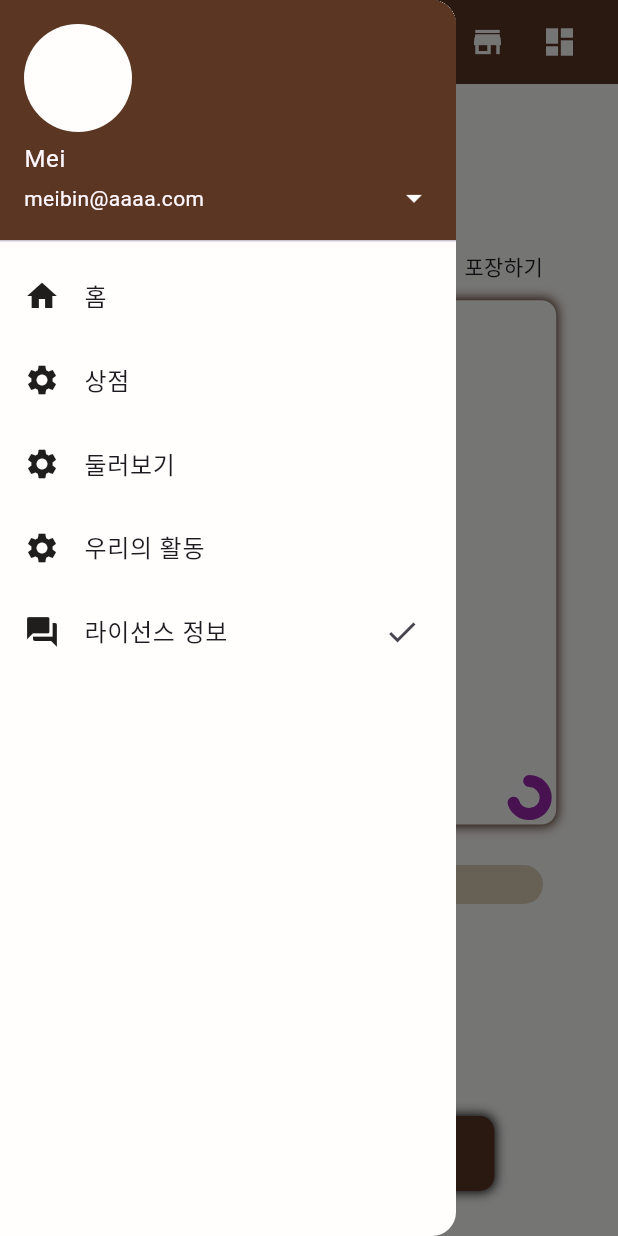
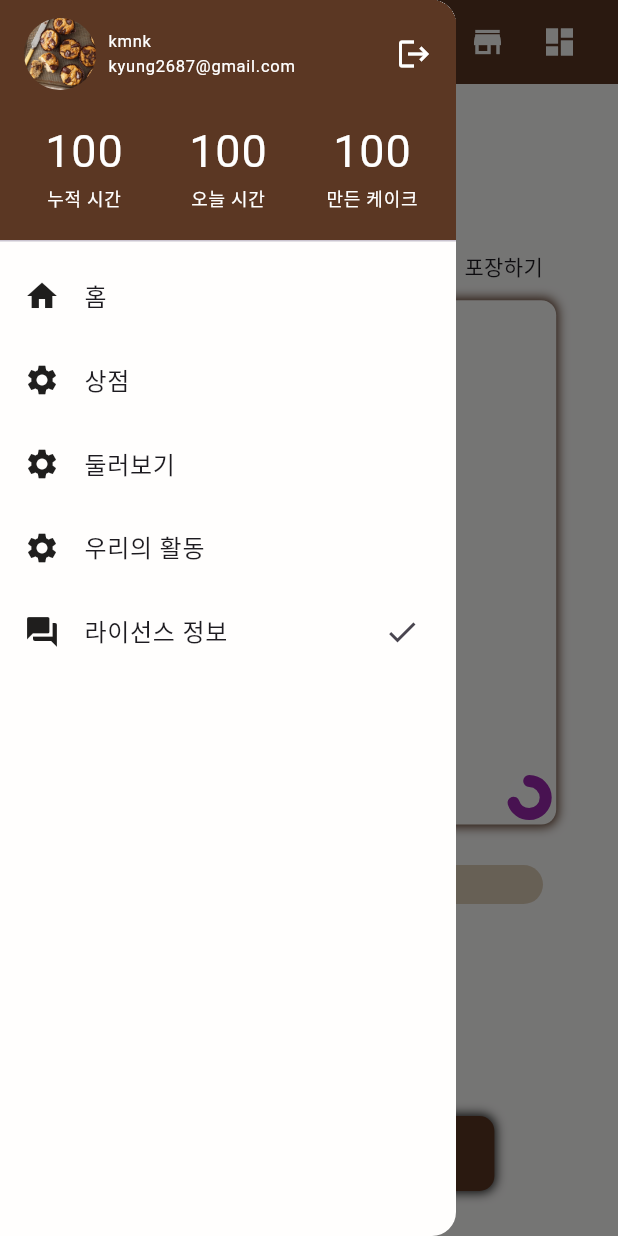
Before and after one commit to kagumon/bakery_time, a Flutter app: the HomeView screen opened by its route, in the side drawer, after a tap on "베이킹 시작하기", on a phone screen of 412 x 824 dp. Run offline on Flutter 3.47's test engine with Material 3 defaults, Android fonts, the light colour scheme and no system bars; drawn by our look-alikes of google_mobile_ads, percent_indicator; our stand-ins replace battery, shared_preferences, webview_flutter; accounts and stored records are empty; Roboto replaces fonts that are missing (bongodicMedium).

```diff
--- a/lib/main.dart
+++ b/lib/main.dart
@@ -1,9 +1,10 @@
 import 'package:bakery_time/static_page/agreeView.dart';
 import 'package:bakery_time/static_page/enterView.dart';
+import 'package:bakery_time/static_page/itemRewardView.dart';
 import 'package:bakery_time/static_page/loadingView.dart';
 import 'package:bakery_time/static_page/successSignupView.dart';
 import 'package:bakery_time/static_page/test.dart';
-import 'package:bakery_time/static_page/timerView.dart';
+import 'package:bakery_time/view/timerView.dart';
 import 'package:bakery_time/view/homeView.dart';
 import 'package:bakery_time/view/loginView.dart';
 import 'package:bakery_time/view/recordView.dart';
@@ -52,6 +53,7 @@ class _MyappState extends State<Myapp> {
           '/shop': (context) => const ShopView(),
           '/record': (context) => const RecordView(),
           '/timer': (context) => const TimerView(),
+          '/reward': (context) => const ItemRewardView(),
 
           '/test': (context) => const TestView(),
         },
--- a/lib/model/timer.dart
+++ /dev/null
@@ -1,5 +0,0 @@
-class TimerArguments {
-  final double seconds;
-
-  TimerArguments({required this.seconds});
-}
--- a/lib/view/homeView.dart
+++ b/lib/view/homeView.dart
@@ -1,4 +1,3 @@
-import 'package:bakery_time/model/timer.dart';
 import 'package:bakery_time/util/UtilWidgets.dart';
 import 'package:bakery_time/widget/GoogleAdWidget.dart';
 import 'package:bakery_time/widget/MainDrawerWidget.dart';
@@ -48,7 +47,7 @@ class _HomeViewState extends State<HomeView> {
           padding: const EdgeInsets.all(30),
           child: Column(
             children: [
-              showBannerWidget(),
+              googleBannerAdWidget(),
               emptyExpanded(),
               const Row(
                 children: [
@@ -142,10 +141,7 @@ class _HomeViewState extends State<HomeView> {
     return GestureDetector(
       onTap: () => {
         _saveData(),
-        Navigator.of(context).pushNamedAndRemoveUntil(
-          '/timer', (route) => false,
-          arguments: TimerArguments(seconds: _timerSeconds)
-        )
+        Navigator.of(context).pushNamedAndRemoveUntil('/timer', (route) => false,)
       },
       child: Container(
         decoration: startButtonDecoration(),
--- a/lib/view/recordView.dart
+++ b/lib/view/recordView.dart
@@ -21,6 +21,18 @@ class _RecordViewState extends State<RecordView> {
   @override
   Widget build(BuildContext context) {
     final itemList = [
+      {"price": "500", "name": "아이템 이름"},
+      {"price": "500", "name": "아이템 이름"},
+      {"price": "500", "name": "아이템 이름"},
+      {"price": "500", "name": "아이템 이름"},
+      {"price": "500", "name": "아이템 이름"},
+      {"price": "500", "name": "아이템 이름"},
+      {"price": "500", "name": "아이템 이름"},
+      {"price": "500", "name": "아이템 이름"},
+      {"price": "500", "name": "아이템 이름"},
+      {"price": "500", "name": "아이템 이름"},
+      {"price": "500", "name": "아이템 이름"},
+      {"price": "500", "name": "아이템 이름"},
       {"price": "500", "name": "아이템 이름"},
       {"price": "500", "name": "아이템 이름"},
       {"price": "500", "name": "아이템 이름"},
@@ -85,8 +97,6 @@ class _RecordViewState extends State<RecordView> {
                 ],
               ),
               heightSizeBox(5),
-              showBannerWidget(),
-              heightSizeBox(5),
               Expanded(
                 child: Padding(
                   padding: const EdgeInsets.all(15.0),
@@ -110,6 +120,7 @@ class _RecordViewState extends State<RecordView> {
                       }),
                 ),
               ),
+              googleBannerAdWidget(),
             ],
           ),
         ));
--- a/lib/view/shopView.dart
+++ b/lib/view/shopView.dart
@@ -29,13 +29,13 @@ class _ShopViewState extends State<ShopView> {
     return Scaffold(
         backgroundColor: main0001,
         appBar: cashAppBarWidget(context),
-        body: Column(
+        body: SafeArea(
+          child: Column(
             children: [
               Container(
                 color: Colors.amberAccent,
                 height: 180.0,
               ),
-            showBannerWidget(),
               heightSizeBox(15),
               _contentTypeSelectTab(),
               heightSizeBox(10),
@@ -69,7 +69,9 @@ class _ShopViewState extends State<ShopView> {
                   ),
                 ),
               ),
+              googleBannerAdWidget(),
             ],
+          ),
         ));
   }
 
--- a/lib/widget/MainDrawerWidget.dart
+++ b/lib/widget/MainDrawerWidget.dart
@@ -1,25 +1,61 @@
+import 'package:bakery_time/util/UtilWidgets.dart';
 import 'package:bakery_time/util/theme.dart';
+import 'package:flutter/cupertino.dart';
 import 'package:flutter/material.dart';
+import 'package:shared_preferences/shared_preferences.dart';
 
 Drawer mainDrawerWidget(BuildContext context) {
+  late final SharedPreferences _prefs;
+
   return Drawer(
       backgroundColor: draw0001,
       child: ListView(
         padding: EdgeInsets.zero,
         children: [
-          UserAccountsDrawerHeader(
-            currentAccountPicture: CircleAvatar(
-              //backgroundImage: AssetImage('assets/me.png'),
-              backgroundColor: draw0003,
-            ),
-            accountName: const Text('Mei'),
-            accountEmail: const Text('meibin@aaaa.com'),
-            onDetailsPressed: () {
-              print('arrow is clicked');
-            },
+          DrawerHeader(
+            padding: const EdgeInsets.only(left: 8, right: 8, top: 12, bottom: 18),
             decoration: BoxDecoration(
               color: draw0002,
             ),
+            child: Column(
+              mainAxisAlignment: MainAxisAlignment.spaceBetween,
+              children: [
+                Row(
+                  mainAxisAlignment: MainAxisAlignment.spaceAround,
+                  children: [
+                    widthSizeBox(8),
+                    ClipRRect(
+                      borderRadius: BorderRadius.all(Radius.circular(24)),
+                      child: Image.asset(
+                        'assets/images/timer_background.png',
+                        width: 48,
+                        height: 48,
+                        fit: BoxFit.cover
+                      ),
+                    ),
+                    widthSizeBox(8),
+                    Text("kmnk\nkyung2687@gmail.com", style: TextStyle(color: Colors.white, fontSize: 11),),
+                    emptyExpanded(),
+                    GestureDetector(
+                      onTap: () async => {
+                        _prefs = await SharedPreferences.getInstance(),
+                        _prefs.setBool("loginStatus", false),
+                        Navigator.of(context).pushNamedAndRemoveUntil("/loading", (route) => false)
+                      },
+                      child: Icon(Icons.logout, color: Colors.white,)
+                    ),
+                    widthSizeBox(8),
+                  ],
+                ),
+                Row(
+                  children: [
+                    totalTextContainer("누적 시간", 100),
+                    totalTextContainer("오늘 시간", 100),
+                    totalTextContainer("만든 케이크", 100),
+                  ],
+                ),
+              ],
+            )
           ),
           ListTile(
             leading: Icon(
@@ -75,3 +111,14 @@ Drawer mainDrawerWidget(BuildContext context) {
         ],
       ));
 }
+
+Expanded totalTextContainer(String title, int value) {
+  return Expanded(
+    child: Column(
+      children: [
+        Text("$value", style: TextStyle(fontSize: 30, color: Colors.white),),
+        Text("$title", style: TextStyle(fontSize: 12, color: Colors.white),),
+      ],
+    )
+  );
+}
--- a/pubspec.yaml
+++ b/pubspec.yaml
@@ -43,6 +43,8 @@ dependencies:
   go_router: ^6.2.0
   webview_flutter: ^4.7.0
   percent_indicator: ^4.2.3
+  intl: ^0.19.0
+  battery: ^2.0.3
 
 dev_dependencies:
   flutter_test:
```
Also changed, not shown: lib/static_page/itemRewardView.dart (added, +34 -0 lines), lib/static_page/timerView.dart (deleted, +0 -105 lines), lib/view/timerView.dart (added, +187 -0 lines), lib/widget/GoogleAdWidget.dart (+22 -1 lines), assets/images/timer_background.png (added), lib/static_page/loadingView.dart (line endings or trailing spaces), pubspec.lock, 1 other file. Lines whose indentation alone changed are shown as unchanged.
